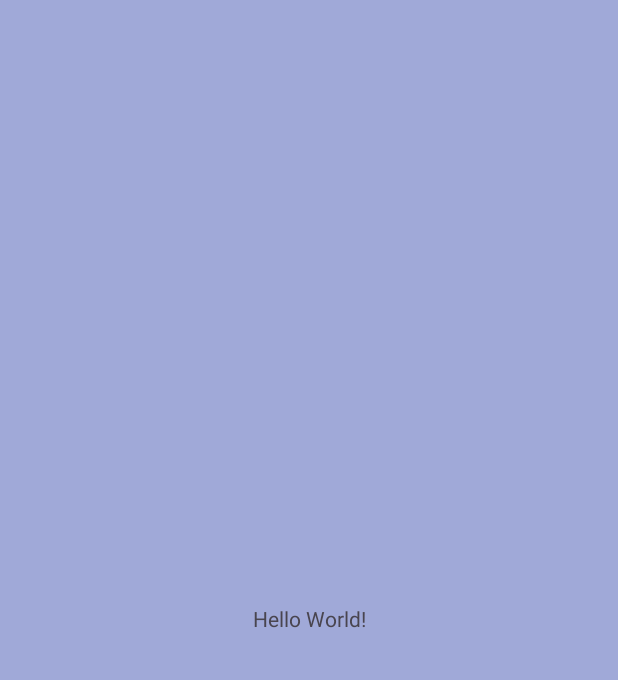
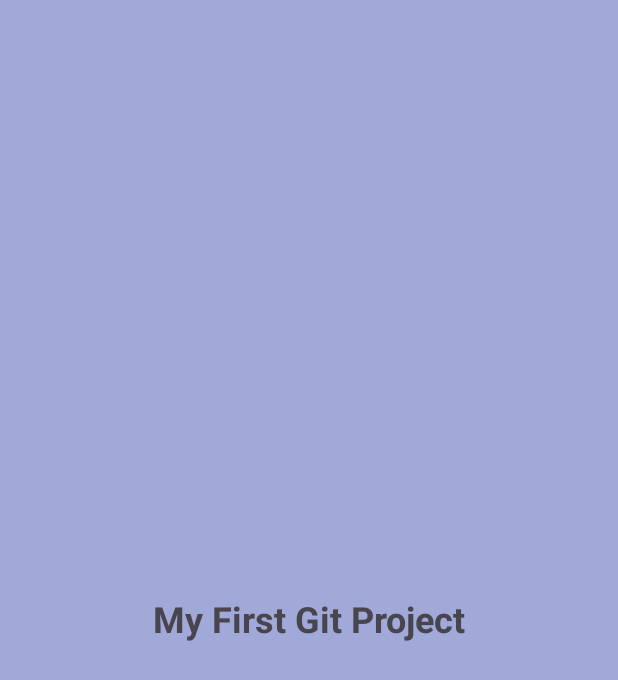
Before and after one commit to khdmitri/PractiseKotlin, an Android app: the screen it shows after launch (MainActivity), on a phone screen of 412 x 824 dp. Before the commit the part shown is almost empty. Shown: the top 680 px of the screen. Run offline under Robolectric (Android 15) with nearby library versions, the phone set to English and light mode, and no system bars.

Commit message:
Task_2 Commit

```diff
--- a/app/src/main/res/layout/activity_main.xml
+++ b/app/src/main/res/layout/activity_main.xml
@@ -10,7 +10,9 @@
     <TextView
         android:layout_width="wrap_content"
         android:layout_height="wrap_content"
-        android:text="Hello World!"
+        android:text="@string/my_first_screen"
+        android:textSize="24sp"
+        android:textStyle="bold"
         app:layout_constraintBottom_toBottomOf="parent"
         app:layout_constraintEnd_toEndOf="parent"
         app:layout_constraintStart_toStartOf="parent"
--- /dev/null
+++ b/app/src/main/res/values/first_screen.xml
@@ -0,0 +1,2 @@
+<?xml version="1.0" encoding="utf-8"?>
+<resources></resources>
--- a/app/src/main/res/values/strings.xml
+++ b/app/src/main/res/values/strings.xml
@@ -1,3 +1,5 @@
 <resources>
     <string name="app_name">PractiseKotlin</string>
+    <string name="first_screen">My First Git Project</string>
+    <string name="my_first_screen">My First Git Project</string>
 </resources>
```
